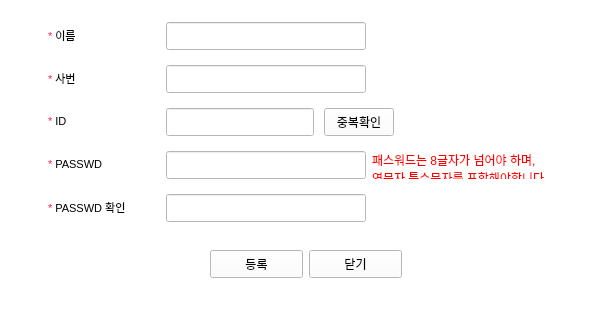
Old version of the form sign_up.ui in the repository hyeona-jeong/HRIS.
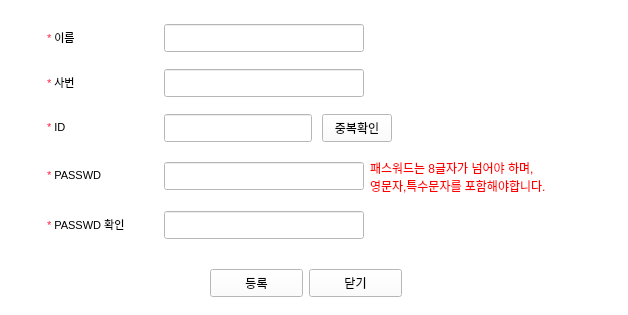
New version of the form.

```diff
--- a/sign_up.ui
+++ b/sign_up.ui
@@ -6,8 +6,8 @@
    <rect>
     <x>0</x>
     <y>0</y>
-    <width>615</width>
-    <height>309</height>
+    <width>628</width>
+    <height>315</height>
    </rect>
   </property>
   <property name="palette">
@@ -462,7 +462,7 @@
       <x>0</x>
       <y>0</y>
       <width>612</width>
-      <height>301</height>
+      <height>321</height>
      </rect>
     </property>
     <layout class="QVBoxLayout" name="signlayout" stretch="0,0,0,0,0">
@@ -488,7 +488,7 @@
         <number>10</number>
        </property>
        <property name="verticalSpacing">
-        <number>15</number>
+        <number>17</number>
        </property>
        <item row="3" column="1">
         <widget class="QLabel" name="ps_label">
@@ -722,14 +722,14 @@
           <widget class="QLabel" name="label">
            <property name="minimumSize">
             <size>
-             <width>230</width>
-             <height>28</height>
+             <width>235</width>
+             <height>35</height>
             </size>
            </property>
            <property name="maximumSize">
             <size>
-             <width>230</width>
-             <height>28</height>
+             <width>235</width>
+             <height>35</height>
             </size>
            </property>
            <property name="text">
```
Left out of the diff: 226 changed lines with no effect on the pictures.
